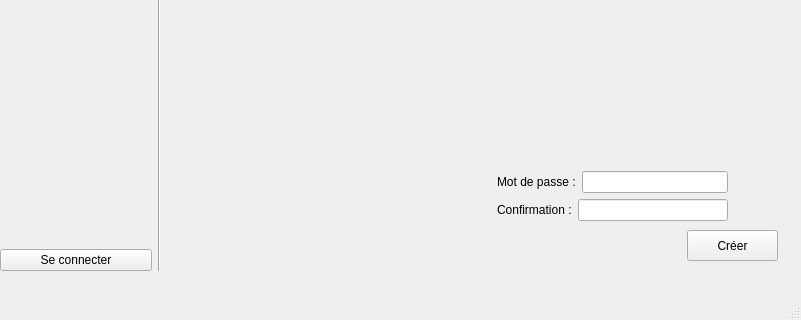
Megaghosty/Project_POO_SNR_JPJN, file Interface.ui: the form before one commit; both pictures show x 0 to 801 and y 280 to 600 of the 801 by 600 pixel window.
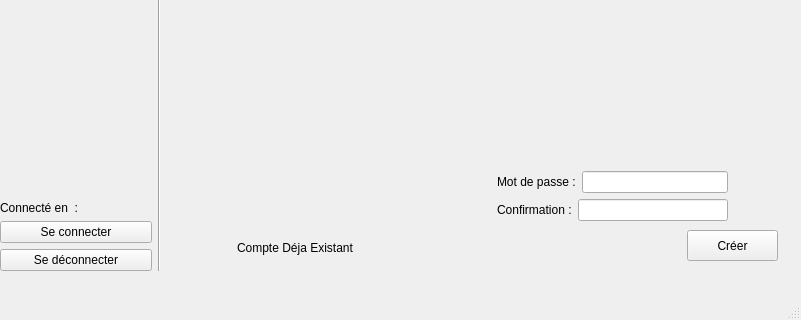
The form after the commit. The open tabs and pages were chosen to show the change.

The edit to the form file:
```diff
--- a/Interface.ui
+++ b/Interface.ui
@@ -107,6 +107,13 @@
              </property>
             </spacer>
            </item>
+           <item>
+            <widget class="QLabel" name="label_23">
+             <property name="text">
+              <string>Connecté en  :</string>
+             </property>
+            </widget>
+           </item>
            <item>
             <widget class="QPushButton" name="btn_connection">
              <property name="text">
@@ -114,6 +121,13 @@
              </property>
             </widget>
            </item>
+           <item>
+            <widget class="QPushButton" name="btn_deconnection">
+             <property name="text">
+              <string>Se déconnecter</string>
+             </property>
+            </widget>
+           </item>
           </layout>
          </item>
         </layout>
@@ -816,6 +830,19 @@
           <string>Créer</string>
          </property>
         </widget>
+        <widget class="QLabel" name="label_compteutilse">
+         <property name="geometry">
+          <rect>
+           <x>70</x>
+           <y>520</y>
+           <width>431</width>
+           <height>16</height>
+          </rect>
+         </property>
+         <property name="text">
+          <string>Compte Déja Existant </string>
+         </property>
+        </widget>
        </widget>
        <widget class="QWidget" name="widget_supprimer_chercheur">
         <widget class="QLabel" name="widget_equipes_label_6">
```
Left out of the diff: 4 changed lines with no effect on the pictures.
